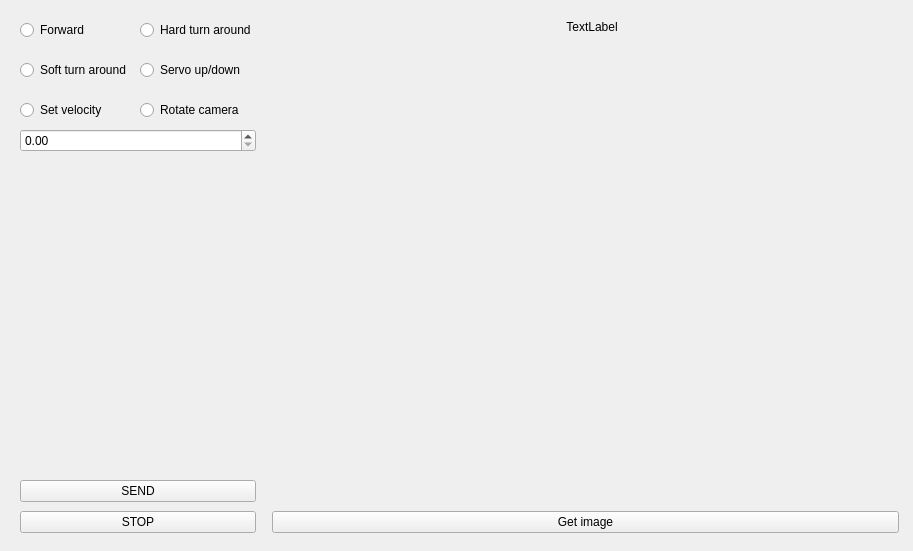
Old version of the form static/new.ui in the repository DJsega1/ac-interface.
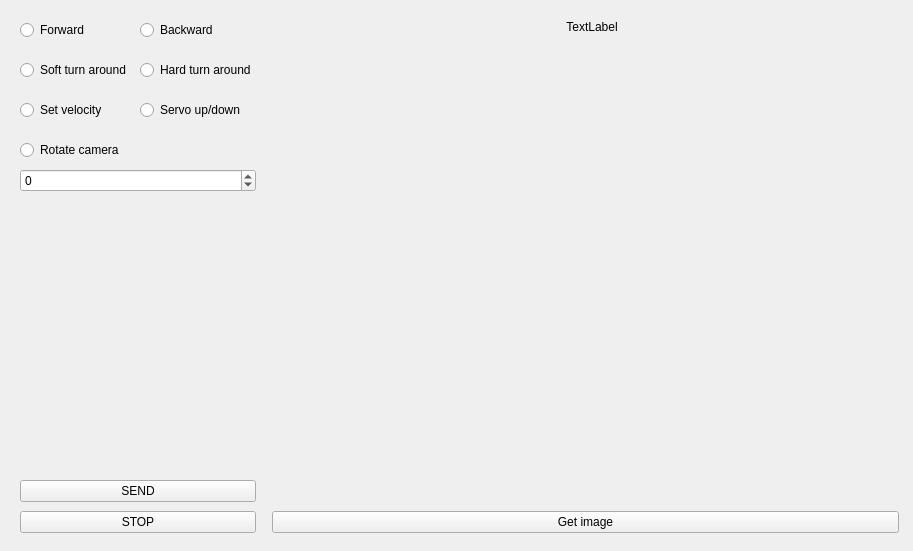
New version of the form.

```diff
--- a/static/new.ui
+++ b/static/new.ui
@@ -14,7 +14,7 @@
    <string>MainWindow</string>
   </property>
   <widget class="QWidget" name="centralwidget">
-   <widget class="QWidget" name="">
+   <widget class="QWidget" name="layoutWidget">
     <property name="geometry">
      <rect>
       <x>20</x>
@@ -40,6 +40,36 @@
          <property name="verticalSpacing">
           <number>20</number>
          </property>
+         <item row="1" column="1">
+          <widget class="QRadioButton" name="hardRadio">
+           <property name="text">
+            <string>Hard turn around</string>
+           </property>
+           <attribute name="buttonGroup">
+            <string notr="true">radioGroup</string>
+           </attribute>
+          </widget>
+         </item>
+         <item row="2" column="1">
+          <widget class="QRadioButton" name="servoRadio">
+           <property name="text">
+            <string>Servo up/down</string>
+           </property>
+           <attribute name="buttonGroup">
+            <string notr="true">radioGroup</string>
+           </attribute>
+          </widget>
+         </item>
+         <item row="0" column="1">
+          <widget class="QRadioButton" name="backwardRadio">
+           <property name="text">
+            <string>Backward</string>
+           </property>
+           <attribute name="buttonGroup">
+            <string notr="true">radioGroup</string>
+           </attribute>
+          </widget>
+         </item>
          <item row="0" column="0">
           <widget class="QRadioButton" name="forwardRadio">
            <property name="text">
@@ -50,16 +80,6 @@
            </attribute>
           </widget>
          </item>
-         <item row="0" column="1">
-          <widget class="QRadioButton" name="hardRadio">
-           <property name="text">
-            <string>Hard turn around</string>
-           </property>
-           <attribute name="buttonGroup">
-            <string notr="true">radioGroup</string>
-           </attribute>
-          </widget>
-         </item>
          <item row="1" column="0">
           <widget class="QRadioButton" name="softRadio">
            <property name="text">
@@ -70,16 +90,6 @@
            </attribute>
           </widget>
          </item>
-         <item row="1" column="1">
-          <widget class="QRadioButton" name="servoRadio">
-           <property name="text">
-            <string>Servo up/down</string>
-           </property>
-           <attribute name="buttonGroup">
-            <string notr="true">radioGroup</string>
-           </attribute>
-          </widget>
-         </item>
          <item row="2" column="0">
           <widget class="QRadioButton" name="velocityRadio">
            <property name="text">
@@ -90,7 +100,7 @@
            </attribute>
           </widget>
          </item>
-         <item row="2" column="1">
+         <item row="3" column="0">
           <widget class="QRadioButton" name="cameraRadio">
            <property name="text">
             <string>Rotate camera</string>
@@ -103,9 +113,12 @@
         </layout>
        </item>
        <item>
-        <widget class="QDoubleSpinBox" name="valueBox">
+        <widget class="QSpinBox" name="valueBox">
+         <property name="minimum">
+          <number>-9999</number>
+         </property>
          <property name="maximum">
-          <double>360.000000000000000</double>
+          <number>9999</number>
          </property>
         </widget>
        </item>
```
